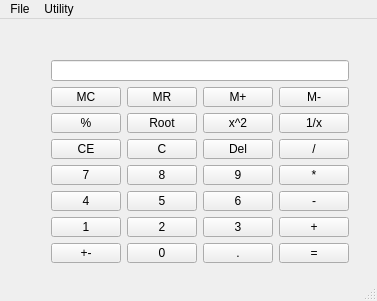
This is mainwindow.ui in MichaelBerdnikov/simple_calculator as Qt 5 draws it before an edit. The edited form follows.
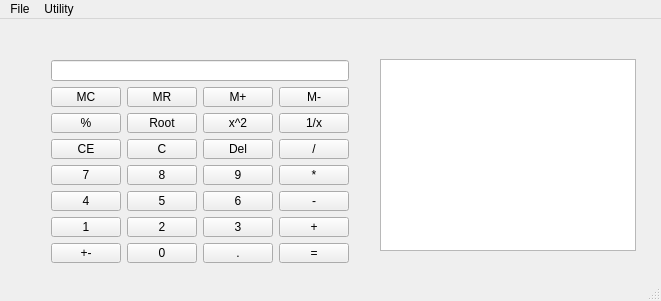
This is the edited form.

Commit message: Save Logpath, add Logger to converter and ListWidget

The edit to the form file:
```diff
--- a/mainwindow.ui
+++ b/mainwindow.ui
@@ -6,7 +6,7 @@
    <rect>
     <x>0</x>
     <y>0</y>
-    <width>377</width>
+    <width>661</width>
     <height>301</height>
    </rect>
   </property>
@@ -265,13 +265,23 @@
      </item>
     </layout>
    </widget>
+   <widget class="QListWidget" name="listPreviousActions">
+    <property name="geometry">
+     <rect>
+      <x>380</x>
+      <y>40</y>
+      <width>256</width>
+      <height>192</height>
+     </rect>
+    </property>
+   </widget>
   </widget>
   <widget class="QMenuBar" name="menuBar">
    <property name="geometry">
     <rect>
      <x>0</x>
      <y>0</y>
-     <width>377</width>
+     <width>661</width>
      <height>21</height>
     </rect>
    </property>
```
Left out of the diff: 6 changed lines with no effect on the pictures. The commit also changes 5 other files.
